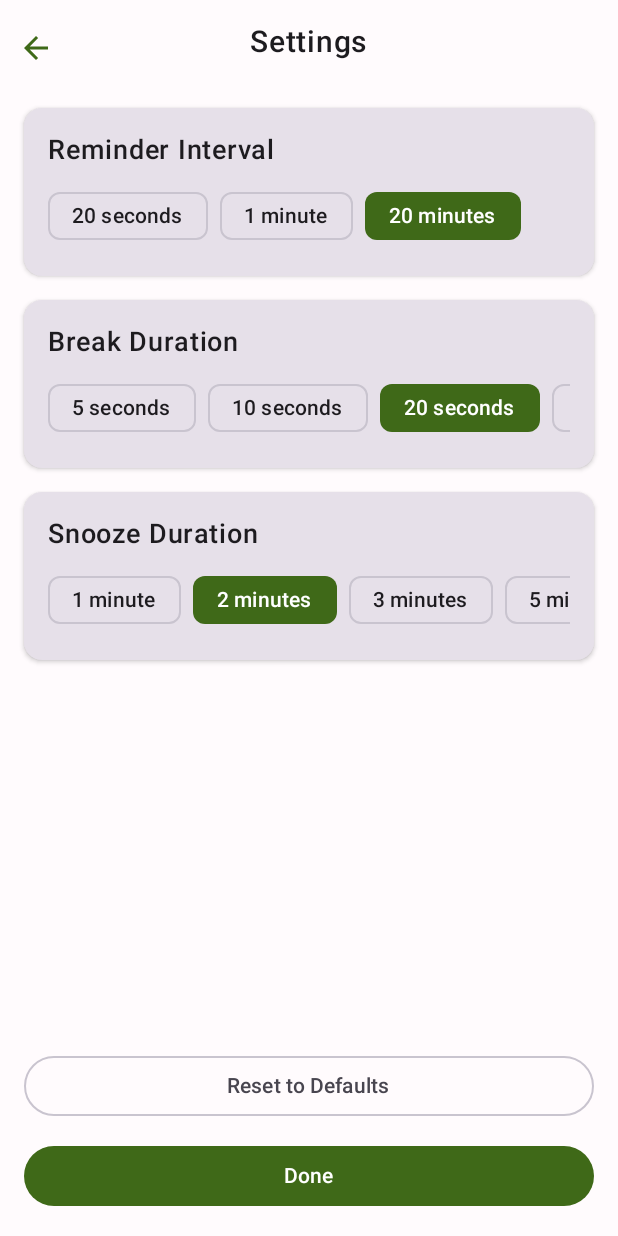
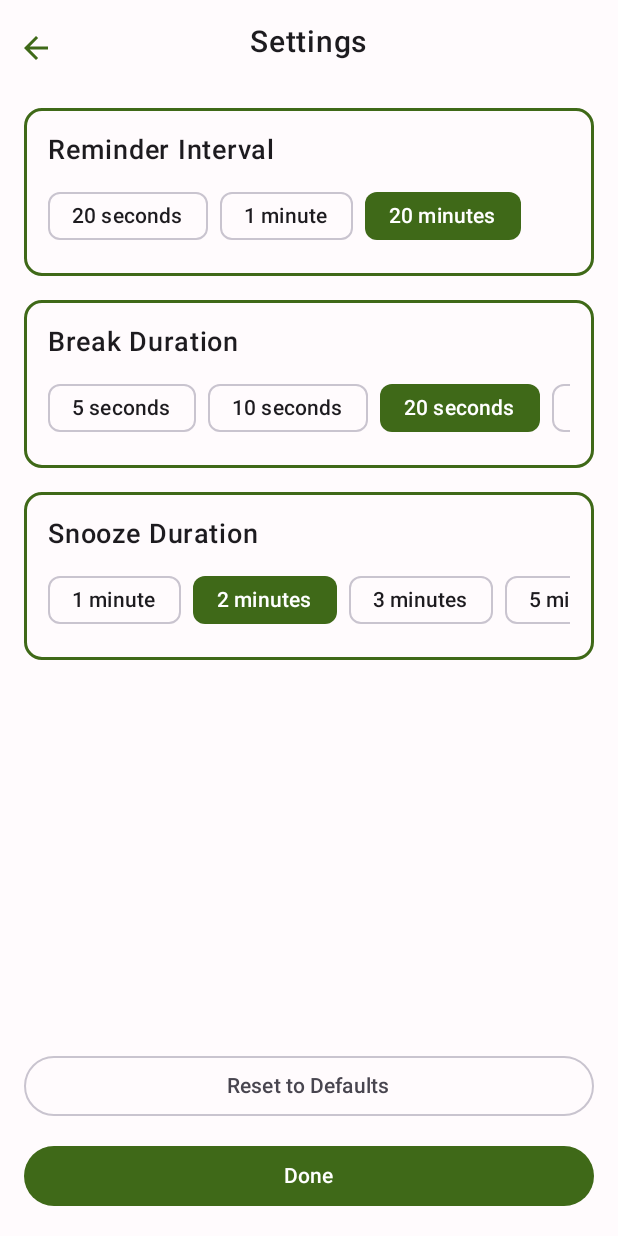
Before and after one commit to sivakar12/EyeRefresh, an Android app built with Jetpack Compose: the SettingsActivity screen opened directly, with no data from a screen before it, on a phone screen of 412 x 824 dp. Run offline under Robolectric (Android 15) with nearby library versions, the phone set to English and light mode, and no system bars.

Commit message:
Clean history and settings ui to remove all the grey

```diff
--- a/app/src/main/java/com/sivakar/eyerefresh/SettingsActivity.kt
+++ b/app/src/main/java/com/sivakar/eyerefresh/SettingsActivity.kt
@@ -24,6 +24,7 @@ import androidx.compose.foundation.layout.safeDrawing
 import androidx.compose.foundation.layout.windowInsetsPadding
 import androidx.compose.foundation.lazy.LazyRow
 import androidx.compose.foundation.lazy.items
+import androidx.compose.foundation.BorderStroke
 import androidx.compose.ui.tooling.preview.Preview
 import com.sivakar.eyerefresh.core.Config
 
@@ -90,7 +91,11 @@ fun SettingsScreen() {
             // Reminder interval setting
             Card(
                 modifier = Modifier.fillMaxWidth(),
-                elevation = CardDefaults.cardElevation(defaultElevation = 2.dp)
+                elevation = CardDefaults.cardElevation(defaultElevation = 0.dp),
+                border = BorderStroke(2.dp, MaterialTheme.colorScheme.primary),
+                colors = CardDefaults.cardColors(
+                    containerColor = MaterialTheme.colorScheme.surface
+                )
             ) {
                 Column(
                     modifier = Modifier.padding(16.dp)
@@ -118,7 +123,11 @@ fun SettingsScreen() {
             // Break duration setting
             Card(
                 modifier = Modifier.fillMaxWidth(),
-                elevation = CardDefaults.cardElevation(defaultElevation = 2.dp)
+                elevation = CardDefaults.cardElevation(defaultElevation = 0.dp),
+                border = BorderStroke(2.dp, MaterialTheme.colorScheme.primary),
+                colors = CardDefaults.cardColors(
+                    containerColor = MaterialTheme.colorScheme.surface
+                )
             ) {
                 Column(
                     modifier = Modifier.padding(16.dp)
@@ -146,7 +155,11 @@ fun SettingsScreen() {
             // Snooze duration setting
             Card(
                 modifier = Modifier.fillMaxWidth(),
-                elevation = CardDefaults.cardElevation(defaultElevation = 2.dp)
+                elevation = CardDefaults.cardElevation(defaultElevation = 0.dp),
+                border = BorderStroke(2.dp, MaterialTheme.colorScheme.primary),
+                colors = CardDefaults.cardColors(
+                    containerColor = MaterialTheme.colorScheme.surface
+                )
             ) {
                 Column(
                     modifier = Modifier.padding(16.dp)
@@ -227,7 +240,8 @@ fun ReminderIntervalPills(
                 },
                 colors = FilterChipDefaults.filterChipColors(
                     selectedContainerColor = MaterialTheme.colorScheme.primary,
-                    selectedLabelColor = MaterialTheme.colorScheme.onPrimary
+                    selectedLabelColor = MaterialTheme.colorScheme.onPrimary,
+                    containerColor = MaterialTheme.colorScheme.surface
                 )
             )
         }
@@ -265,7 +279,8 @@ fun BreakDurationPills(
                 },
                 colors = FilterChipDefaults.filterChipColors(
                     selectedContainerColor = MaterialTheme.colorScheme.primary,
-                    selectedLabelColor = MaterialTheme.colorScheme.onPrimary
+                    selectedLabelColor = MaterialTheme.colorScheme.onPrimary,
+                    containerColor = MaterialTheme.colorScheme.surface
                 )
             )
         }
@@ -303,7 +318,8 @@ fun SnoozeDurationPills(
                 },
                 colors = FilterChipDefaults.filterChipColors(
                     selectedContainerColor = MaterialTheme.colorScheme.primary,
-                    selectedLabelColor = MaterialTheme.colorScheme.onPrimary
+                    selectedLabelColor = MaterialTheme.colorScheme.onPrimary,
+                    containerColor = MaterialTheme.colorScheme.surface
                 )
             )
         }
```
Also changed, not shown: app/src/main/java/com/sivakar/eyerefresh/history/HistoryActivity.kt (+10 -6 lines).
